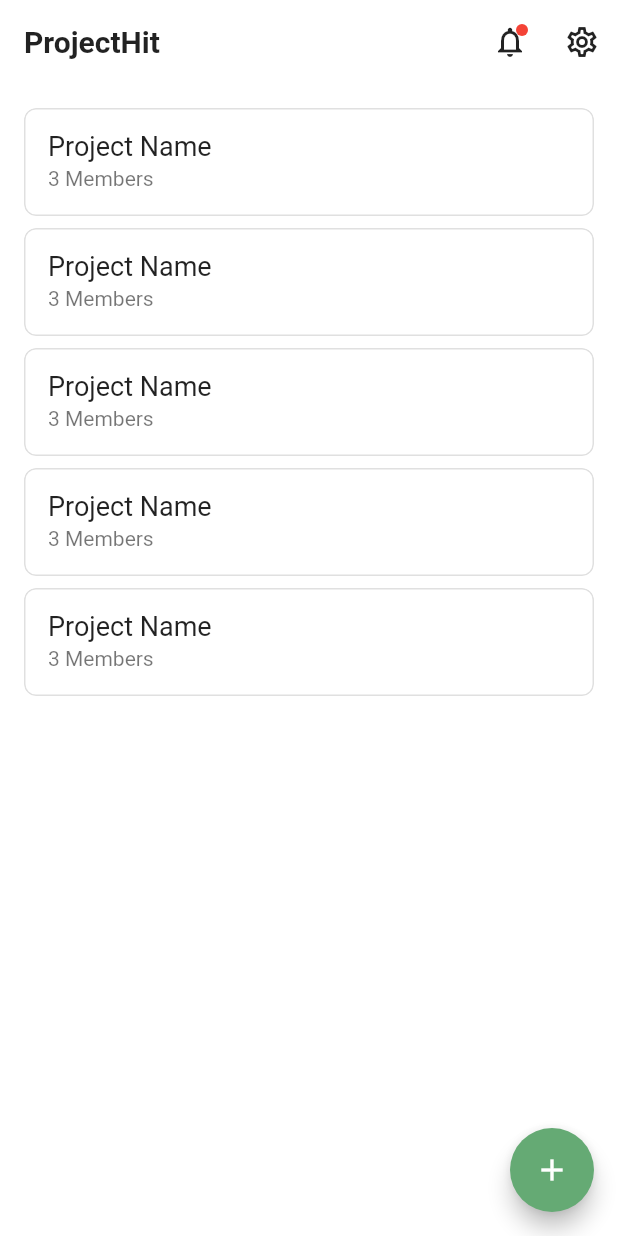
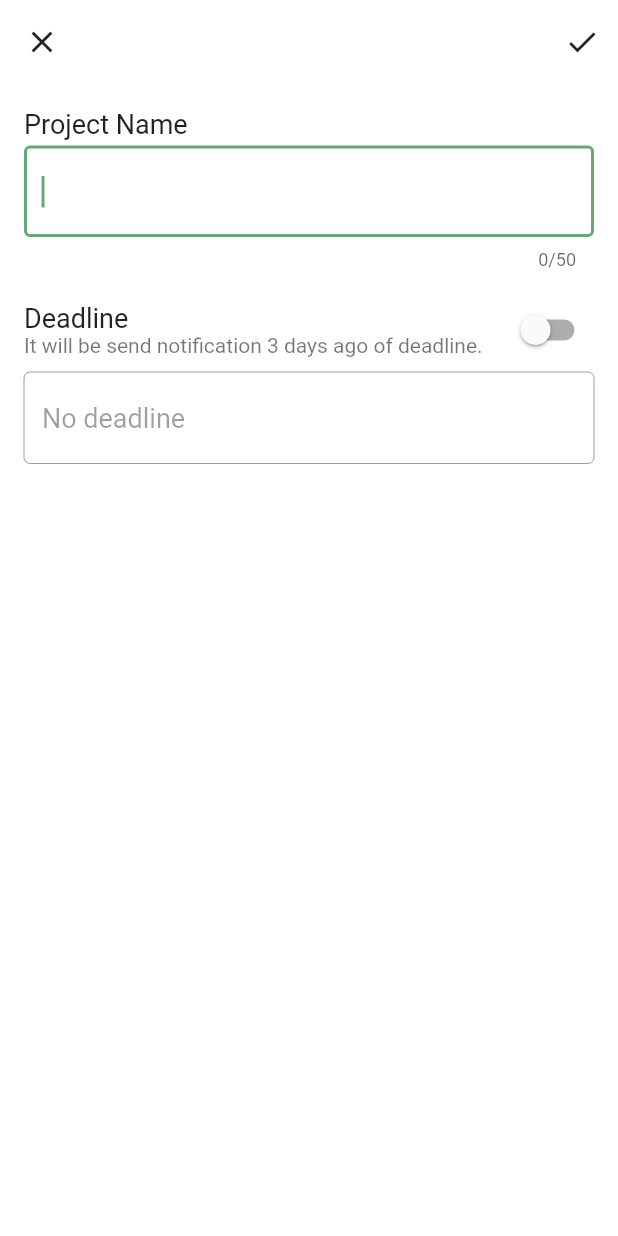
Before and after one commit to ktnydi/projecthit, a Flutter app: the ProjectList screen opened directly, after a tap on the "add" icon, on a phone screen of 412 x 824 dp. Run offline on Flutter 3.47's test engine with Material 2 defaults, Android fonts, the phone set to English and light mode, and no system bars; our stand-ins replace outline_material_icons.

Commit message:
Add: プロジェクト追加画面を作成

```diff
--- /dev/null
+++ b/lib/screens/add_project/add_project_page.dart
@@ -0,0 +1,205 @@
+import 'package:flutter/material.dart';
+import 'package:intl/intl.dart';
+import 'package:projecthit/screens/add_project/add_project_model.dart';
+import 'package:provider/provider.dart';
+
+class AddProject extends StatelessWidget {
+  @override
+  Widget build(BuildContext context) {
+    final _formKey = GlobalKey<FormState>();
+    String name = '';
+    DateTime deadline;
+
+    return ChangeNotifierProvider<AddProjectModel>(
+      create: (_) => AddProjectModel(),
+      builder: (context, child) {
+        final addProjectModel = context.read<AddProjectModel>();
+
+        return Stack(
+          children: [
+            Scaffold(
+              appBar: AppBar(
+                actions: [
+                  IconButton(
+                    icon: Icon(Icons.done),
+                    onPressed: () async {
+                      if (!_formKey.currentState.validate()) return;
+
+                      FocusScope.of(context).unfocus();
+
+                      try {
+                        addProjectModel.beginLoading();
+                        await addProjectModel.addProject(
+                          name: name,
+                          deadline: deadline,
+                        );
+                        addProjectModel.endLoading();
+                        Navigator.pop(context);
+                      } catch (e) {
+                        addProjectModel.endLoading();
+                        showDialog(
+                          context: context,
+                          builder: (context) {
+                            return AlertDialog(
+                              title: Text('Oops!'),
+                              content: Text('$e'),
+                              actions: [
+                                TextButton(
+                                  child: Text('OK'),
+                                  onPressed: () {
+                                    Navigator.pop(context);
+                                  },
+                                ),
+                              ],
+                            );
+                          },
+                        );
+                      }
+                    },
+                  ),
+                ],
+              ),
+              body: SingleChildScrollView(
+                padding: EdgeInsets.all(16),
+                child: Form(
+                  key: _formKey,
+                  child: Column(
+                    crossAxisAlignment: CrossAxisAlignment.start,
+                    children: [
+                      Text(
+                        'Project Name',
+                        style: TextStyle(
+                          fontSize: 18,
+                        ),
+                      ),
+                      SizedBox(height: 4),
+                      TextFormField(
+                        validator: (value) {
+                          if (value.trim().isEmpty) {
+                            return 'Enter project name';
+                          }
+
+                          if (value.length > 50) {
+                            return 'Project name is too long';
+                          }
+
+                          return null;
+                        },
+                        autofocus: true,
+                        maxLength: 50,
+                        decoration: InputDecoration(
+                          border: OutlineInputBorder(),
+                        ),
+                        onChanged: (value) {
+                          name = value;
+                        },
+                      ),
+                      SizedBox(height: 16),
+                      Row(
+                        children: [
+                          Expanded(
+                            child: Column(
+                              crossAxisAlignment: CrossAxisAlignment.start,
+                              mainAxisSize: MainAxisSize.min,
+                              children: [
+                                Text(
+                                  'Deadline',
+                                  style: TextStyle(
+                                    fontSize: 18,
+                                  ),
+                                ),
+                                Text(
+                                  'It will be send notification 3 days ago of deadline.',
+                                  style: TextStyle(
+                                    color: Theme.of(context)
+                                        .textTheme
+                                        .caption
+                                        .color,
+                                  ),
+                                ),
+                              ],
+                            ),
+                          ),
+                          SizedBox(width: 10),
+                          Switch.adaptive(
+                            value: context.select(
+                              (AddProjectModel model) => model.isActiveDateTime,
+                            ),
+                            onChanged: (isActive) {
+                              addProjectModel.isActiveDateTime = isActive;
+
+                              if (isActive) {
+                                deadline = DateTime.now();
+                                addProjectModel.deadlineController.text =
+                                    DateFormat('dd, MMM yyyy').format(
+                                  DateTime.now(),
+                                );
+                              } else {
+                                deadline = null;
+                                addProjectModel.deadlineController.clear();
+                              }
+
+                              addProjectModel.reload();
+                            },
+                          ),
+                        ],
+                      ),
+                      SizedBox(height: 4),
+                      TextFormField(
+                        controller: addProjectModel.deadlineController,
+                        validator: (value) {
+                          if (!addProjectModel.isActiveDateTime) return null;
+
+                          if (value.trim().isEmpty) {
+                            return 'Select deadline';
+                          }
+
+                          return null;
+                        },
+                        readOnly: true,
+                        enabled: context.select(
+                          (AddProjectModel model) => model.isActiveDateTime,
+                        ),
+                        decoration: InputDecoration(
+                          border: OutlineInputBorder(),
+                          hintText: addProjectModel.isActiveDateTime
+                              ? 'Select date'
+                              : 'No deadline',
+                        ),
+                        onTap: () async {
+                          final currentDate = DateTime.now();
+                          final dateTime = await showDatePicker(
+                            context: context,
+                            initialDate: deadline ?? currentDate,
+                            firstDate: currentDate,
+                            lastDate: currentDate.add(Duration(days: 365)),
+                          );
+
+                          if (dateTime == null) return;
+
+                          deadline = dateTime;
+                          addProjectModel.reload();
+                          final formatDate =
+                              DateFormat('dd, MMM yyyy').format(dateTime);
+                          addProjectModel.deadlineController.text = formatDate;
+                        },
+                      ),
+                    ],
+                  ),
+                ),
+              ),
+            ),
+            context.select((AddProjectModel model) => model.isLoading)
+                ? Container(
+                    color: Colors.white.withOpacity(0.3),
+                    child: Center(
+                      child: CircularProgressIndicator(),
+                    ),
+                  )
+                : SizedBox(),
+          ],
+        );
+      },
+    );
+  }
+}
--- a/lib/screens/project_list/project_list_page.dart
+++ b/lib/screens/project_list/project_list_page.dart
@@ -1,5 +1,6 @@
 import 'package:flutter/material.dart';
 import 'package:outline_material_icons/outline_material_icons.dart';
+import 'package:projecthit/screens/add_project/add_project_page.dart';
 import 'package:projecthit/screens/task_list/task_list_page.dart';
 
 class ProjectList extends StatelessWidget {
@@ -70,7 +71,13 @@ class ProjectList extends StatelessWidget {
       floatingActionButton: FloatingActionButton(
         child: Icon(Icons.add),
         onPressed: () {
-          // TODO: プロジェクト作成画面を表示
+          Navigator.push(
+            context,
+            MaterialPageRoute(
+              fullscreenDialog: true,
+              builder: (context) => AddProject(),
+            ),
+          );
         },
       ),
     );
--- a/pubspec.yaml
+++ b/pubspec.yaml
@@ -12,6 +12,7 @@ dependencies:
   cupertino_icons: ^1.0.0
   outline_material_icons: ^0.1.1
   provider: ^4.3.3
+  intl: ^0.16.1
 
 dev_dependencies:
   flutter_test:
```
Also changed, not shown: lib/screens/add_project/add_project_model.dart (added, +34 -0 lines), pubspec.lock.
